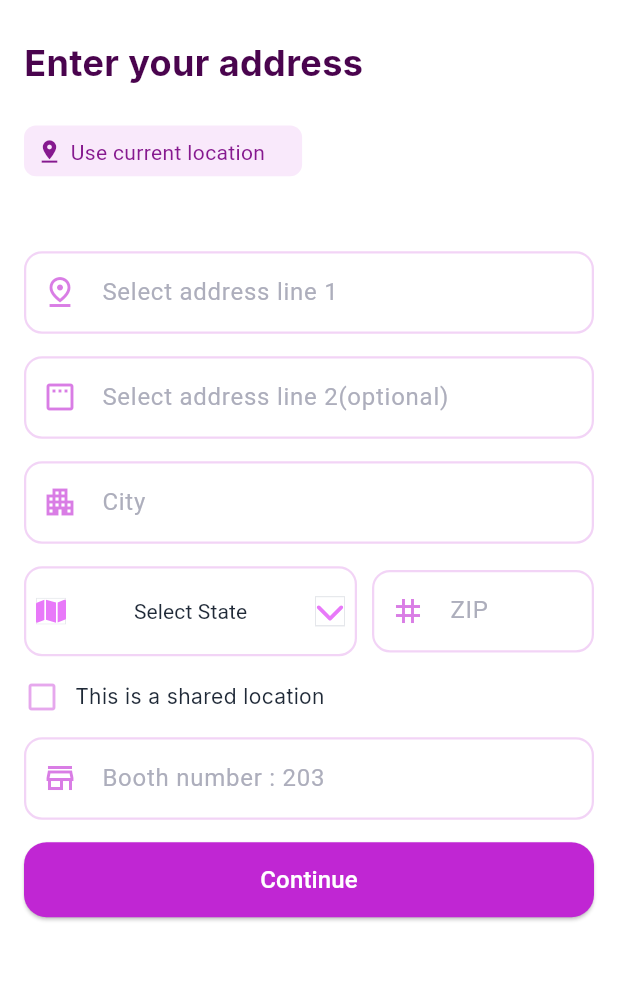
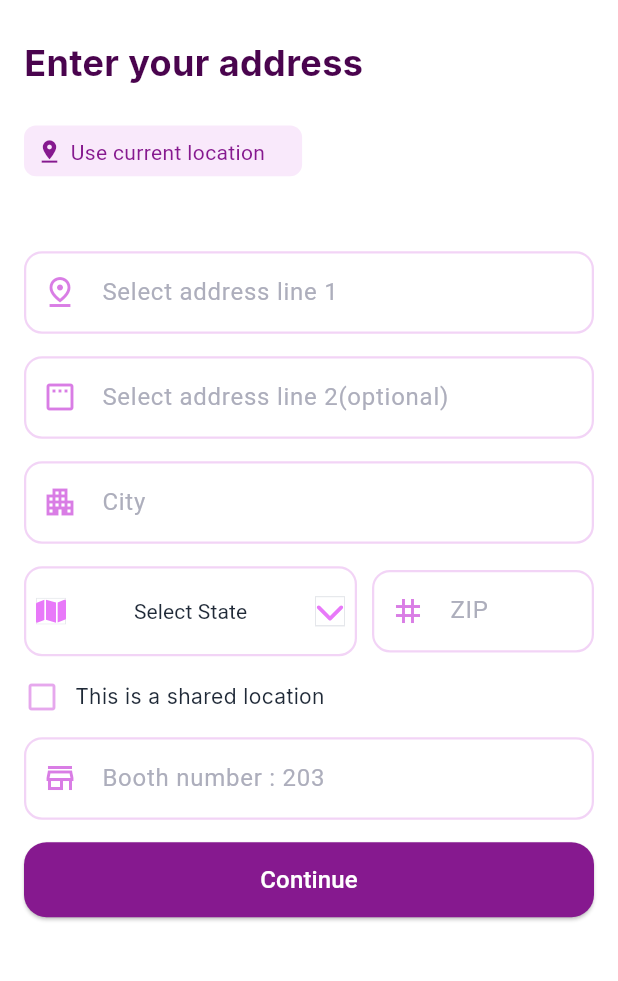
Before and after one commit to Chinmayverma1602/1glam, a Flutter app: the AddressDetailsPage screen opened directly, on a phone screen of 412 x 824 dp, the part 95-1076 px from its top. Run offline on Flutter 3.47's test engine with Material 3 defaults, Android fonts, the light colour scheme and no system bars; our stand-ins replace flutter_svg, google_fonts, pinput.

Commit message:
background colors of some screens updated

```diff
--- a/lib/screens/AddressDetailsPage.dart
+++ b/lib/screens/AddressDetailsPage.dart
@@ -80,7 +80,7 @@ class _AddressDetailsPageState extends State<AddressDetailsPage> {
              SizedBox(height: 15,),
             CustomTextInputField(hintText: "Booth number : 203", icon: Icons.store_mall_directory_outlined),
              SizedBox(height: 15,),
-            CustomButton(text: "Continue", color: AppColors.primary, onPressed: (){
+            CustomButton(text: "Continue", color: AppColors.subtitle, onPressed: (){
               Navigator.push(context, MaterialPageRoute(builder: (context)=> TravellingInfoPage()));
             })
 
--- a/lib/screens/EnterDetailsPage.dart
+++ b/lib/screens/EnterDetailsPage.dart
@@ -26,6 +26,7 @@ class _EnterDetailsPageState extends State<EnterDetailsPage> {
   @override
   Widget build(BuildContext context) {
     return Scaffold(
+      backgroundColor: Colors.white,
       body: Padding(
         padding: const EdgeInsets.all(8.0),
         child: Column(
--- a/lib/screens/HomePage.dart
+++ b/lib/screens/HomePage.dart
@@ -46,6 +46,7 @@ class _HomePageState extends State<HomePage> {
   @override
   Widget build(BuildContext context) {
     return Scaffold(
+      backgroundColor: Colors.white,
 
       body: SingleChildScrollView(
         child: Padding(
--- a/lib/screens/ServicesInfoPage.dart
+++ b/lib/screens/ServicesInfoPage.dart
@@ -47,7 +47,7 @@ class _ServicesInfoPageState extends State<ServicesInfoPage> {
             SizedBox(height: 15),
             CustomButton(
               text: "Continue",
-              color: AppColors.primary,
+              color: AppColors.subtitle,
               onPressed: () {
                 Navigator.push(context, MaterialPageRoute(builder: (context)=> AddServicesPage()));
               },
--- a/lib/screens/VerifyEmailPage.dart
+++ b/lib/screens/VerifyEmailPage.dart
@@ -17,6 +17,7 @@ class _VerifyEmailPageState extends State<VerifyEmailPage> {
   @override
   Widget build(BuildContext context) {
     return Scaffold(
+      backgroundColor: Colors.white,
       appBar: AppBar(
         leading: const Icon(Icons.arrow_back),
         title: Text(
```
